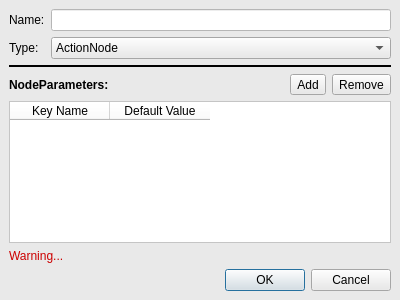
Before: the Qt Designer form bt_editor/custom_node_dialog.ui in BehaviorTree/Groot, drawn with Qt 5.
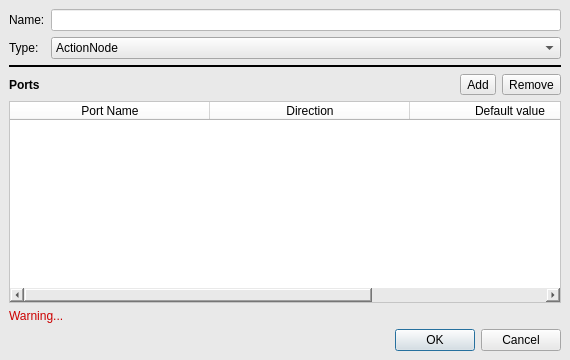
After: the same form once the commit is applied.

Diff of the .ui file:
```diff
--- a/bt_editor/custom_node_dialog.ui
+++ b/bt_editor/custom_node_dialog.ui
@@ -6,8 +6,8 @@
    <rect>
     <x>0</x>
     <y>0</y>
-    <width>400</width>
-    <height>300</height>
+    <width>570</width>
+    <height>360</height>
    </rect>
   </property>
   <property name="maximumSize">
@@ -101,7 +101,7 @@
         </font>
        </property>
        <property name="text">
-        <string>NodeParameters:</string>
+        <string>Ports</string>
        </property>
       </widget>
      </item>
@@ -143,19 +143,30 @@
       <enum>QAbstractItemView::SingleSelection</enum>
      </property>
      <property name="columnCount">
-      <number>2</number>
+      <number>3</number>
      </property>
+     <attribute name="horizontalHeaderDefaultSectionSize">
+      <number>200</number>
+     </attribute>
+     <attribute name="horizontalHeaderMinimumSectionSize">
+      <number>100</number>
+     </attribute>
      <attribute name="verticalHeaderVisible">
       <bool>false</bool>
      </attribute>
      <column>
       <property name="text">
-       <string>Key Name</string>
+       <string>Port Name</string>
       </property>
      </column>
      <column>
       <property name="text">
-       <string>Default Value</string>
+       <string>Direction</string>
+      </property>
+     </column>
+     <column>
+      <property name="text">
+       <string>Default value</string>
       </property>
      </column>
     </widget>
```
